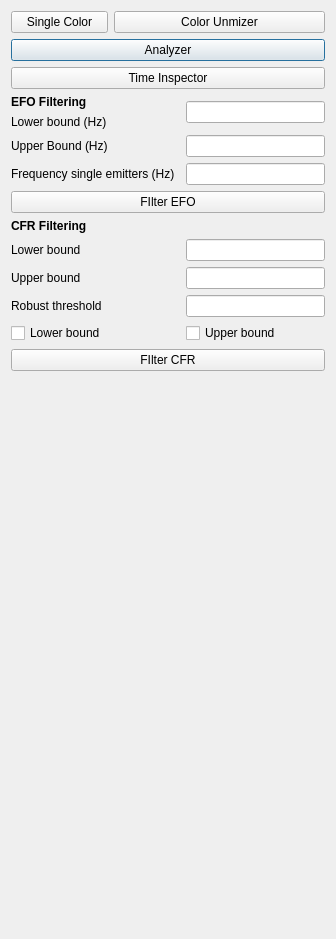
The window that pyminflux/ui/wizard.ui (bsse-scf/pyMINFLUX) describes before a commit, drawn with Qt 5.
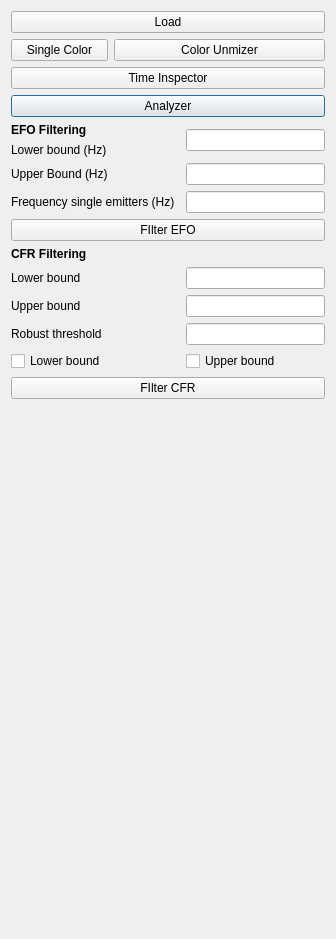
The same window after the commit.

Commit message:
Dock the wizard into the main window's left side.
Refs #50

The edit to the form file:
```diff
--- a/pyminflux/ui/wizard.ui
+++ b/pyminflux/ui/wizard.ui
@@ -20,42 +20,120 @@
    <string>Dialog</string>
   </property>
   <layout class="QGridLayout" name="gridLayout">
-   <item row="8" column="0">
-    <widget class="QLabel" name="lnCFRFiltering">
-     <property name="font">
-      <font>
-       <bold>true</bold>
-      </font>
-     </property>
-     <property name="text">
-      <string>CFR Filtering</string>
-     </property>
-    </widget>
-   </item>
-   <item row="10" column="0">
-    <widget class="QLabel" name="lbCFRUpperBound">
-     <property name="text">
-      <string>Upper bound</string>
-     </property>
-    </widget>
+   <item row="8" column="2" colspan="2">
+    <widget class="QLineEdit" name="leFrequencySingleEmitters"/>
    </item>
    <item row="5" column="0">
+    <widget class="QLabel" name="lbEFOFiltering">
+     <property name="font">
+      <font>
+       <bold>true</bold>
+      </font>
+     </property>
+     <property name="text">
+      <string>EFO Filtering</string>
+     </property>
+    </widget>
+   </item>
+   <item row="8" column="0" colspan="2">
+    <widget class="QLabel" name="lbFrequencySingleEmitters">
+     <property name="text">
+      <string>Frequency single emitters (Hz)</string>
+     </property>
+    </widget>
+   </item>
+   <item row="14" column="2" colspan="2">
+    <widget class="QCheckBox" name="cbCFRUpperBound">
+     <property name="contextMenuPolicy">
+      <enum>Qt::DefaultContextMenu</enum>
+     </property>
+     <property name="text">
+      <string>Upper bound</string>
+     </property>
+    </widget>
+   </item>
+   <item row="7" column="0">
     <widget class="QLabel" name="lbEFOUpperBound">
      <property name="text">
       <string>Upper Bound (Hz)</string>
      </property>
     </widget>
    </item>
-   <item row="11" column="2" colspan="2">
-    <widget class="QLineEdit" name="leCFRSigma"/>
+   <item row="3" column="0" colspan="4">
+    <widget class="QPushButton" name="pbAnalyzer">
+     <property name="text">
+      <string>Analyzer</string>
+     </property>
+    </widget>
    </item>
-   <item row="5" column="2" colspan="2">
+   <item row="12" column="0">
+    <widget class="QLabel" name="lbCFRUpperBound">
+     <property name="text">
+      <string>Upper bound</string>
+     </property>
+    </widget>
+   </item>
+   <item row="1" column="1" colspan="3">
+    <widget class="QPushButton" name="pbColorUnmixer">
+     <property name="text">
+      <string>Color Unmizer</string>
+     </property>
+    </widget>
+   </item>
+   <item row="7" column="2" colspan="2">
     <widget class="QLineEdit" name="leEFOUpperBound"/>
    </item>
-   <item row="6" column="2" colspan="2">
-    <widget class="QLineEdit" name="leFrequencySingleEmitters"/>
+   <item row="13" column="0">
+    <widget class="QLabel" name="lbCFRSigmaPre">
+     <property name="text">
+      <string>Robust threshold</string>
+     </property>
+    </widget>
+   </item>
+   <item row="13" column="2" colspan="2">
+    <widget class="QLineEdit" name="leCFRSigma"/>
+   </item>
+   <item row="11" column="2" colspan="2">
+    <widget class="QLineEdit" name="leCFRLowerBound"/>
    </item>
    <item row="14" column="0">
+    <widget class="QCheckBox" name="cbCFRLowerBound">
+     <property name="contextMenuPolicy">
+      <enum>Qt::DefaultContextMenu</enum>
+     </property>
+     <property name="text">
+      <string>Lower bound</string>
+     </property>
+    </widget>
+   </item>
+   <item row="1" column="0">
+    <widget class="QPushButton" name="pbSingleColor">
+     <property name="text">
+      <string>Single Color</string>
+     </property>
+    </widget>
+   </item>
+   <item row="5" column="2" rowspan="2" colspan="2">
+    <widget class="QLineEdit" name="leEFOLowerBound"/>
+   </item>
+   <item row="11" column="0">
+    <widget class="QLabel" name="lbCFRLowerBound">
+     <property name="text">
+      <string>Lower bound</string>
+     </property>
+    </widget>
+   </item>
+   <item row="9" column="0" colspan="4">
+    <widget class="QPushButton" name="pbEFOFilter">
+     <property name="text">
+      <string>FIlter EFO</string>
+     </property>
+    </widget>
+   </item>
+   <item row="12" column="2" colspan="2">
+    <widget class="QLineEdit" name="leCFRUpperBound"/>
+   </item>
+   <item row="16" column="0">
     <spacer name="verticalSpacer">
      <property name="orientation">
       <enum>Qt::Vertical</enum>
@@ -68,52 +146,22 @@
      </property>
     </spacer>
    </item>
-   <item row="12" column="0">
-    <widget class="QCheckBox" name="cbCFRLowerBound">
-     <property name="contextMenuPolicy">
-      <enum>Qt::DefaultContextMenu</enum>
-     </property>
+   <item row="15" column="0" colspan="4">
+    <widget class="QPushButton" name="pbCFRFilter">
      <property name="text">
-      <string>Lower bound</string>
+      <string>FIlter CFR</string>
      </property>
     </widget>
    </item>
-   <item row="12" column="2" colspan="2">
-    <widget class="QCheckBox" name="cbCFRUpperBound">
-     <property name="contextMenuPolicy">
-      <enum>Qt::DefaultContextMenu</enum>
-     </property>
-     <property name="text">
-      <string>Upper bound</string>
-     </property>
-    </widget>
-   </item>
-   <item row="3" column="2" rowspan="2" colspan="2">
-    <widget class="QLineEdit" name="leEFOLowerBound"/>
-   </item>
-   <item row="6" column="0" colspan="2">
-    <widget class="QLabel" name="lbFrequencySingleEmitters">
-     <property name="text">
-      <string>Frequency single emitters (Hz)</string>
-     </property>
-    </widget>
-   </item>
-   <item row="1" column="0" colspan="4">
-    <widget class="QPushButton" name="pbAnalyzer">
-     <property name="text">
-      <string>Analyzer</string>
-     </property>
-    </widget>
-   </item>
-   <item row="3" column="0">
-    <widget class="QLabel" name="lbEFOFiltering">
+   <item row="10" column="0">
+    <widget class="QLabel" name="lnCFRFiltering">
      <property name="font">
       <font>
        <bold>true</bold>
       </font>
      </property>
      <property name="text">
-      <string>EFO Filtering</string>
+      <string>CFR Filtering</string>
      </property>
     </widget>
    </item>
@@ -124,58 +172,17 @@
      </property>
     </widget>
    </item>
-   <item row="4" column="0">
+   <item row="6" column="0">
     <widget class="QLabel" name="lbEFOLowerBound">
      <property name="text">
       <string>Lower bound (Hz)</string>
      </property>
     </widget>
    </item>
-   <item row="10" column="2" colspan="2">
-    <widget class="QLineEdit" name="leCFRUpperBound"/>
-   </item>
-   <item row="11" column="0">
-    <widget class="QLabel" name="lbCFRSigmaPre">
+   <item row="0" column="0" colspan="4">
+    <widget class="QPushButton" name="pbLoadData">
      <property name="text">
-      <string>Robust threshold</string>
-     </property>
-    </widget>
-   </item>
-   <item row="9" column="0">
-    <widget class="QLabel" name="lbCFRLowerBound">
-     <property name="text">
-      <string>Lower bound</string>
-     </property>
-    </widget>
-   </item>
-   <item row="9" column="2" colspan="2">
-    <widget class="QLineEdit" name="leCFRLowerBound"/>
-   </item>
-   <item row="7" column="0" colspan="4">
-    <widget class="QPushButton" name="pbEFOFilter">
-     <property name="text">
-      <string>FIlter EFO</string>
-     </property>
-    </widget>
-   </item>
-   <item row="13" column="0" colspan="4">
-    <widget class="QPushButton" name="pbCFRFilter">
-     <property name="text">
-      <string>FIlter CFR</string>
-     </property>
-    </widget>
-   </item>
-   <item row="0" column="0">
-    <widget class="QPushButton" name="pbSingleColor">
-     <property name="text">
-      <string>Single Color</string>
-     </property>
-    </widget>
-   </item>
-   <item row="0" column="1" colspan="3">
-    <widget class="QPushButton" name="pbColorUnmixer">
-     <property name="text">
-      <string>Color Unmizer</string>
+      <string>Load</string>
      </property>
     </widget>
    </item>
```
Left out of the diff: 17 changed lines with no effect on the pictures. The commit also changes 3 other files.
